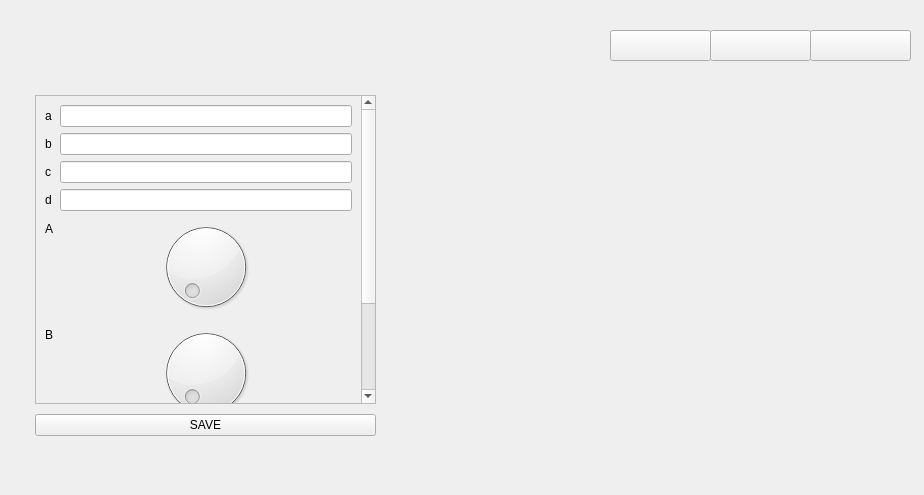
First picture: the form in graphics/Frame2.ui, repository jakeee51/ManageCraft, before the edit.
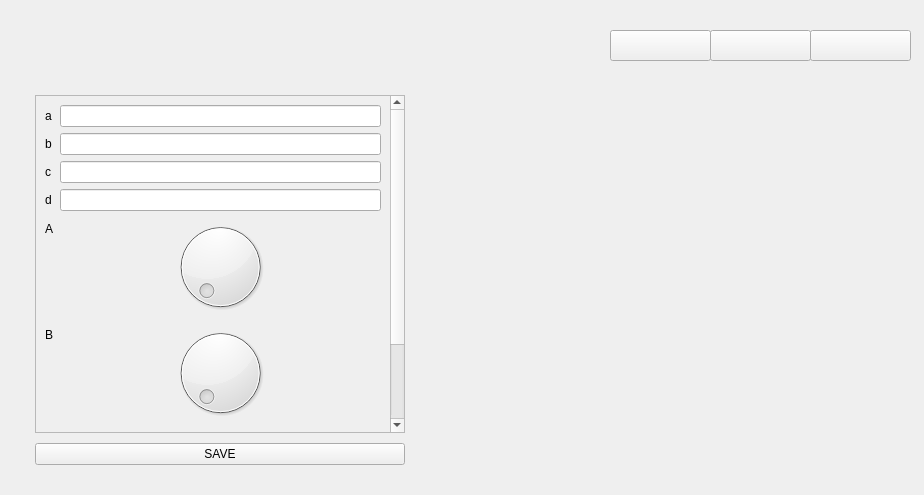
Second picture: the form after the edit. Icons and pictures are not drawn.

What changed in the file:
```diff
--- a/graphics/Frame2.ui
+++ b/graphics/Frame2.ui
@@ -84,8 +84,8 @@
     <rect>
      <x>30</x>
      <y>90</y>
-     <width>351</width>
-     <height>351</height>
+     <width>380</width>
+     <height>380</height>
     </rect>
    </property>
    <property name="styleSheet">
@@ -135,7 +135,7 @@
         <rect>
          <x>0</x>
          <y>0</y>
-         <width>324</width>
+         <width>353</width>
          <height>418</height>
         </rect>
        </property>
```
